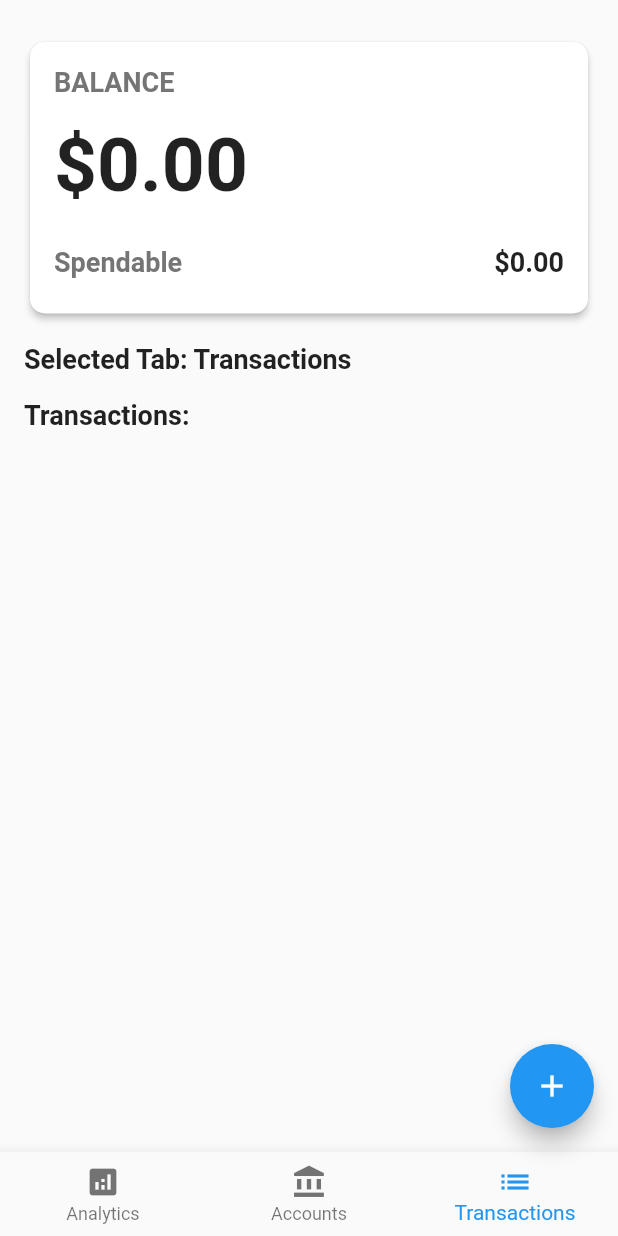
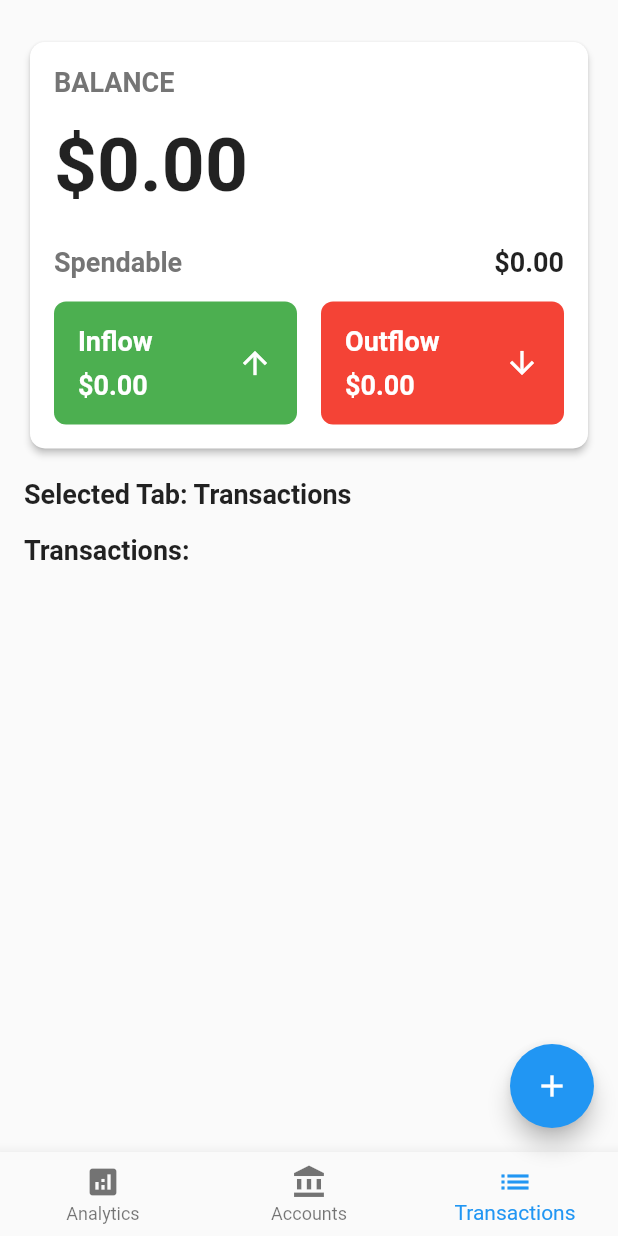
Before and after one commit to rpyncierto/AllowancePal, a Flutter app: the DashboardPage screen opened directly, on a phone screen of 412 x 824 dp. Run offline on Flutter 3.47's test engine with Material 2 defaults, Android fonts, the light colour scheme and no system bars; our stand-ins replace firebase_core, shared_preferences; accounts and stored records are empty.

Commit message:
feat: added inflow and outflow

```diff
--- a/lib/screens/tracker/dashboard_page.dart
+++ b/lib/screens/tracker/dashboard_page.dart
@@ -142,7 +142,98 @@ class _DashboardPageState extends State<DashboardPage> {
                           ),
                         ],
                       ),
-                      const SizedBox(height: 8.0),
+                      const SizedBox(height: 16.0),
+                      Row(
+                        children: [
+                          Expanded(
+                            child: Container(
+                              decoration: BoxDecoration(
+                                color: Colors.green,
+                                borderRadius: BorderRadius.circular(8.0),
+                              ),
+                              padding: const EdgeInsets.symmetric(
+                                  vertical: 16.0, horizontal: 16.0),
+                              child: Row(
+                                mainAxisAlignment:
+                                    MainAxisAlignment.spaceBetween,
+                                children: [
+                                  Column(
+                                    crossAxisAlignment:
+                                        CrossAxisAlignment.start,
+                                    children: [
+                                      Text(
+                                        'Inflow',
+                                        style: TextStyle(
+                                          fontSize: 18.0,
+                                          fontWeight: FontWeight.bold,
+                                          color: Colors.white,
+                                        ),
+                                      ),
+                                      const SizedBox(height: 8.0),
+                                      Text(
+                                        '\$${0.toStringAsFixed(2)}',
+                                        style: TextStyle(
+                                          fontSize: 18.0,
+                                          fontWeight: FontWeight.bold,
+                                          color: Colors.white,
+                                        ),
+                                      ),
+                                    ],
+                                  ),
+                                  Icon(
+                                    Icons.arrow_upward,
+                                    color: Colors.white,
+                                  ),
+                                ],
+                              ),
+                            ),
+                          ),
+                          SizedBox(width: 16.0),
+                          Expanded(
+                            child: Container(
+                              decoration: BoxDecoration(
+                                color: Colors.red,
+                                borderRadius: BorderRadius.circular(8.0),
+                              ),
+                              padding: const EdgeInsets.symmetric(
+                                  vertical: 16.0, horizontal: 16.0),
+                              child: Row(
+                                mainAxisAlignment:
+                                    MainAxisAlignment.spaceBetween,
+                                children: [
+                                  Column(
+                                    crossAxisAlignment:
+                                        CrossAxisAlignment.start,
+                                    children: [
+                                      Text(
+                                        'Outflow',
+                                        style: TextStyle(
+                                          fontSize: 18.0,
+                                          fontWeight: FontWeight.bold,
+                                          color: Colors.white,
+                                        ),
+                                      ),
+                                      const SizedBox(height: 8.0),
+                                      Text(
+                                        '\$${0.toStringAsFixed(2)}',
+                                        style: TextStyle(
+                                          fontSize: 18.0,
+                                          fontWeight: FontWeight.bold,
+                                          color: Colors.white,
+                                        ),
+                                      ),
+                                    ],
+                                  ),
+                                  Icon(
+                                    Icons.arrow_downward,
+                                    color: Colors.white,
+                                  ),
+                                ],
+                              ),
+                            ),
+                          ),
+                        ],
+                      ),
                     ],
                   ),
                 ),
@@ -251,6 +342,40 @@ class _DashboardPageState extends State<DashboardPage> {
                           ),
                         );
                       },
+                    ),
+                  ),
+                ),
+              ],
+              if (_selectedIndex == 0) ...[
+                const SizedBox(height: 16.0),
+                Text(
+                  'Analytics:',
+                  style: TextStyle(
+                    fontSize: 18.0,
+                    fontWeight: FontWeight.bold,
+                  ),
+                ),
+                const SizedBox(height: 8.0),
+                Card(
+                  elevation: 2.0,
+                  shape: RoundedRectangleBorder(
+                    borderRadius: BorderRadius.circular(10.0),
+                  ),
+                  child: Padding(
+                    padding: const EdgeInsets.all(16.0),
+                    child: Column(
+                      crossAxisAlignment: CrossAxisAlignment.start,
+                      children: [
+                        Text(
+                          'Expense vs. Income',
+                          style: TextStyle(
+                            fontSize: 18.0,
+                            fontWeight: FontWeight.bold,
+                          ),
+                        ),
+                        const SizedBox(height: 16.0),
+                        // _buildExpenseIncomeChart(),
+                      ],
                     ),
                   ),
                 ),
--- a/pubspec.yaml
+++ b/pubspec.yaml
@@ -38,6 +38,7 @@ dependencies:
   firebase_core: ^2.14.0
   provider: ^6.0.5
   shared_preferences: ^2.1.2
+  charts_flutter: ^0.12.0
 
 dev_dependencies:
   flutter_test:
```
Also changed, not shown: pubspec.lock.
